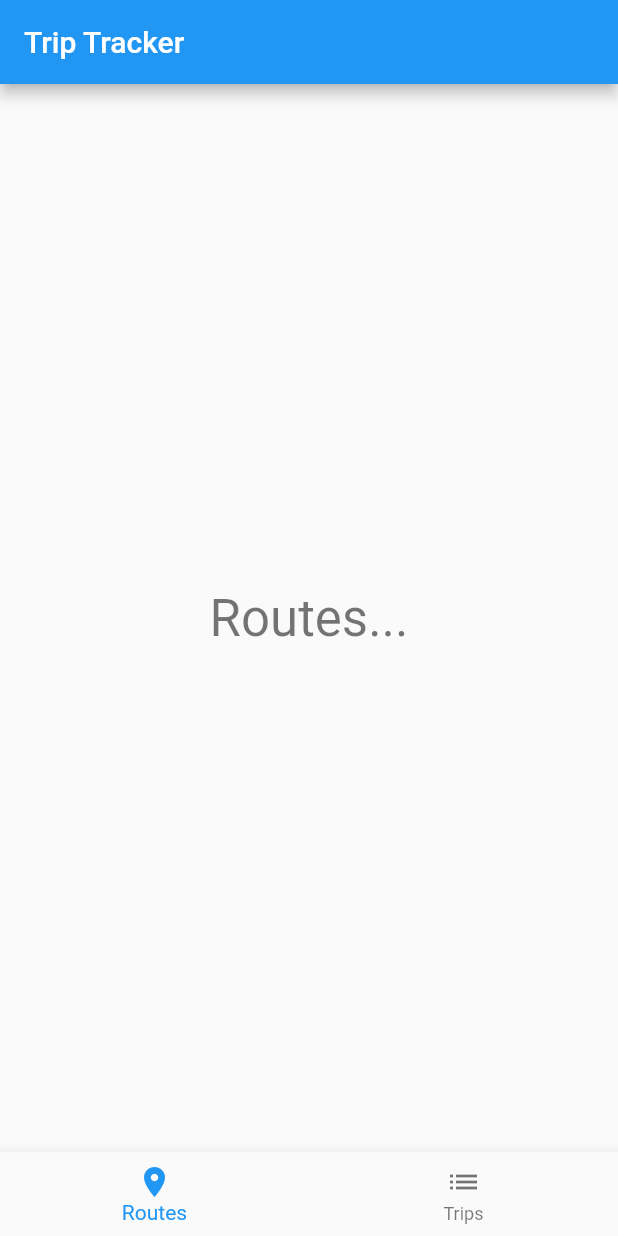
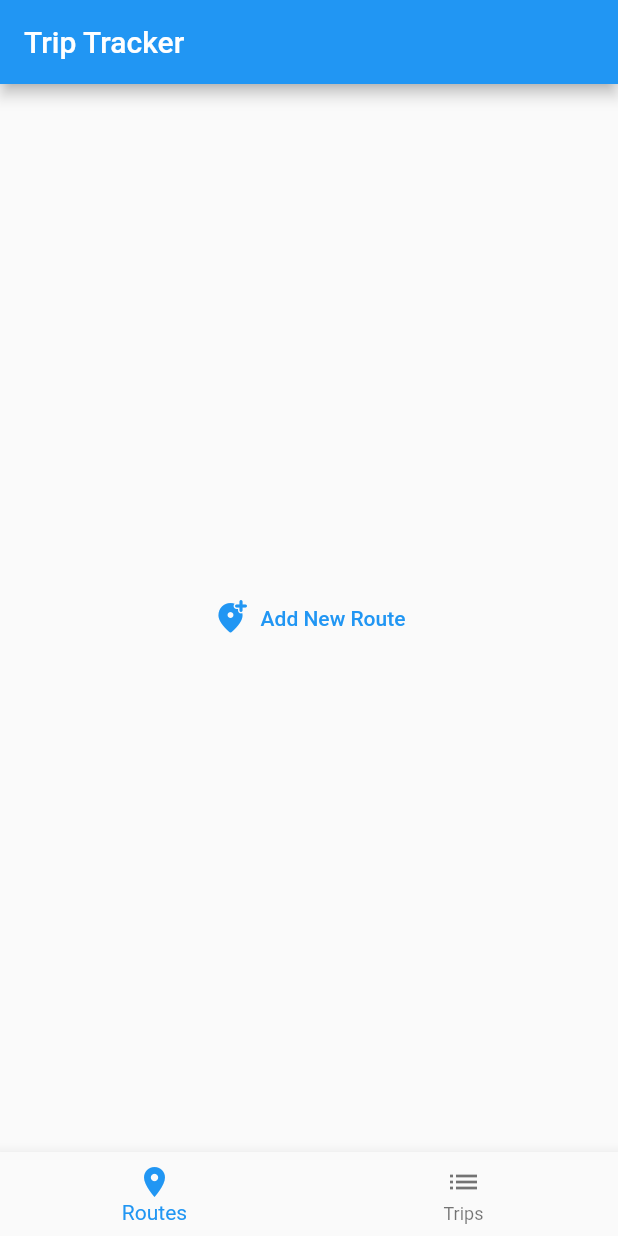
Before and after one commit to BrylleGomez/trip_tracker, a Flutter app: the screen it shows after launch, on a phone screen of 412 x 824 dp. Run offline on Flutter 3.47's test engine with Material 2 defaults, Android fonts, the phone set to English and light mode, and no system bars.

Commit message:
Added prelim add route functionality

```diff
--- a/lib/models/route.dart
+++ b/lib/models/route.dart
@@ -1,7 +1,7 @@
-class Route {
+class TripRoute {
   final String id;
   final String name;
   final String path;
 
-  const Route({required this.id, required this.name, required this.path});
+  const TripRoute({required this.id, required this.name, required this.path});
 }
--- a/lib/pages/routes_page.dart
+++ b/lib/pages/routes_page.dart
@@ -1,4 +1,6 @@
 import 'package:flutter/material.dart';
+import 'package:trip_tracker/models/route.dart';
+import 'package:trip_tracker/utils/get_random_id.dart';
 
 class RoutesPage extends StatefulWidget {
   const RoutesPage({Key? key}) : super(key: key);
@@ -8,15 +10,33 @@ class RoutesPage extends StatefulWidget {
 }
 
 class _RoutesPageState extends State<RoutesPage> {
+  final List<TripRoute> routes = [];
+
+  void addNewRoute() {
+    final newRoute = TripRoute(id: getRandom(6), name: 'Name', path: 'Path');
+    setState(() {
+      routes.add(newRoute);
+    });
+  }
+
   @override
   Widget build(BuildContext context) {
     return Center(
       child: Column(
         mainAxisAlignment: MainAxisAlignment.center,
         children: <Widget>[
-          Text(
-            'Routes...',
-            style: Theme.of(context).textTheme.headline4,
+          TextButton.icon(
+              onPressed: addNewRoute,
+              icon: const Icon(Icons.add_location_alt_rounded),
+              label: const Text('Add New Route')),
+          ListView.builder(
+            shrinkWrap: true,
+            itemCount: routes.length,
+            itemBuilder: (BuildContext context, int index) {
+              // access element from list using index
+              // you can create and return a widget of your choice
+              return Text(routes[index].name);
+            },
           ),
         ],
       ),
```
